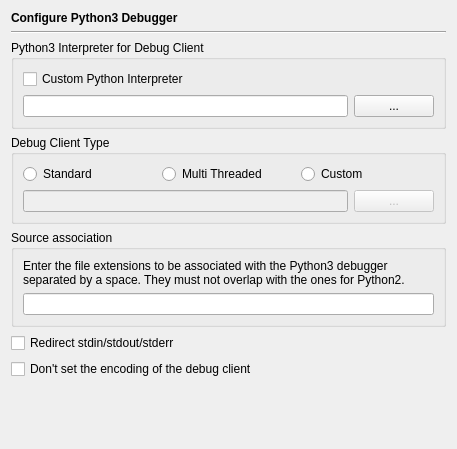
testmana2/test, file Preferences/ConfigurationPages/DebuggerPython3Page.ui: the form before one commit.
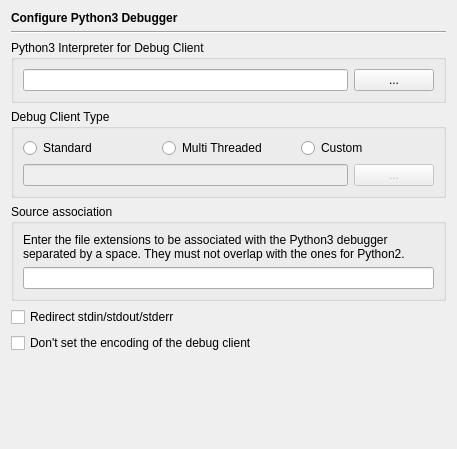
The form after the commit.

Diff of the .ui file:
```diff
--- a/Preferences/ConfigurationPages/DebuggerPython3Page.ui
+++ b/Preferences/ConfigurationPages/DebuggerPython3Page.ui
@@ -37,24 +37,14 @@
       <string>Python3 Interpreter for Debug Client</string>
      </property>
      <layout class="QGridLayout" name="gridLayout">
-      <item row="0" column="0" colspan="2">
-       <widget class="QCheckBox" name="customPyCheckBox">
-        <property name="toolTip">
-         <string>Select, whether a special Python interpreter should be used</string>
-        </property>
-        <property name="text">
-         <string>Custom Python Interpreter</string>
-        </property>
-       </widget>
-      </item>
-      <item row="1" column="0">
+      <item row="0" column="0">
        <widget class="QLineEdit" name="interpreterEdit">
         <property name="toolTip">
          <string>Enter the path of the Python3 interpreter to be used by the debug client. Leave empty to use the default.</string>
         </property>
        </widget>
       </item>
-      <item row="1" column="1">
+      <item row="0" column="1">
        <widget class="QPushButton" name="interpreterButton">
         <property name="toolTip">
          <string>Press to select the Python3 interpreter via a file selection dialog</string>
```
Left out of the diff: 1 changed line with no effect on the pictures.
